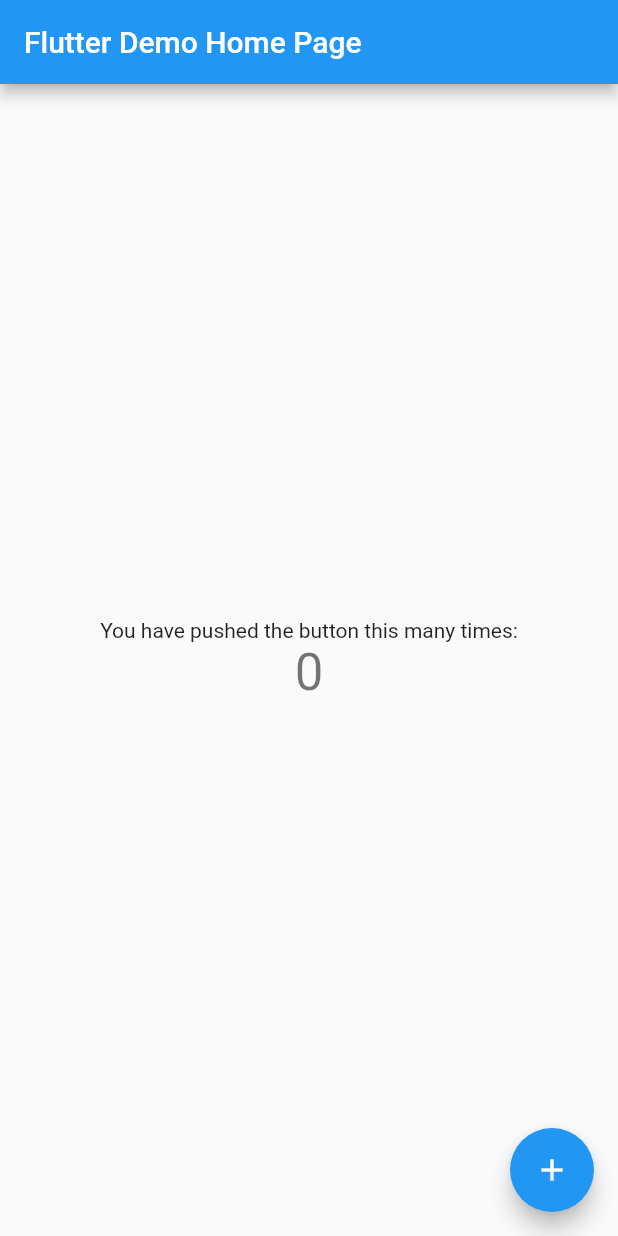
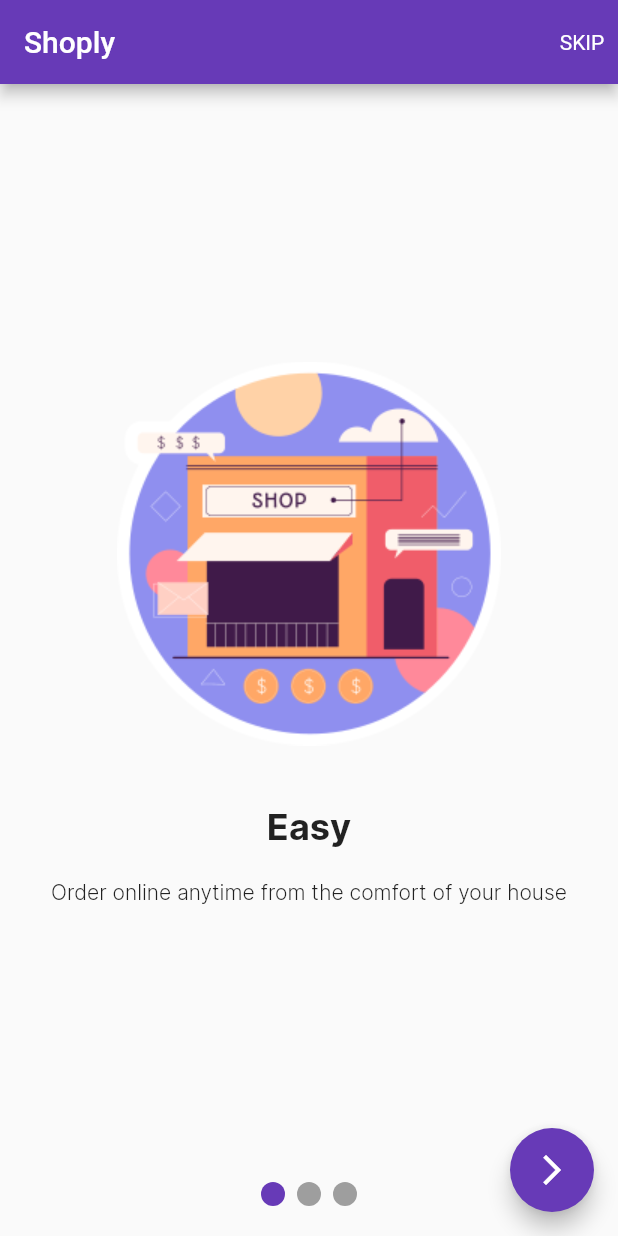
Before and after one commit to ganainy/shop_app_flutter, a Flutter app: the screen it shows after launch, on a phone screen of 412 x 824 dp. Run offline on Flutter 3.47's test engine with Material 2 defaults, Android fonts, the phone set to English and light mode, and no system bars; drawn by our look-alikes of smooth_page_indicator.

Commit message:
finish onboarding screen

```diff
--- a/lib/main.dart
+++ b/lib/main.dart
@@ -1,4 +1,8 @@
 import 'package:flutter/material.dart';
+import 'package:shop_app_flutter/screens/login.dart';
+import 'package:shop_app_flutter/shared/components.dart';
+import 'package:shop_app_flutter/shared/constants.dart';
+import 'package:smooth_page_indicator/smooth_page_indicator.dart';
 
 void main() {
   runApp(const MyApp());
@@ -11,104 +15,91 @@ class MyApp extends StatelessWidget {
   @override
   Widget build(BuildContext context) {
     return MaterialApp(
-      title: 'Flutter Demo',
+      debugShowCheckedModeBanner: false,
+      title: 'Flutter shop app',
       theme: ThemeData(
-        // This is the theme of your application.
-        //
-        // Try running your application with "flutter run". You'll see the
-        // application has a blue toolbar. Then, without quitting the app, try
-        // changing the primarySwatch below to Colors.green and then invoke
-        // "hot reload" (press "r" in the console where you ran "flutter run",
-        // or simply save your changes to "hot reload" in a Flutter IDE).
-        // Notice that the counter didn't reset back to zero; the application
-        // is not restarted.
-        primarySwatch: Colors.blue,
+        primarySwatch: primaryColor,
       ),
-      home: const MyHomePage(title: 'Flutter Demo Home Page'),
+      home: const MyHomePage(),
     );
   }
 }
 
 class MyHomePage extends StatefulWidget {
-  const MyHomePage({Key? key, required this.title}) : super(key: key);
-
-  // This widget is the home page of your application. It is stateful, meaning
-  // that it has a State object (defined below) that contains fields that affect
-  // how it looks.
-
-  // This class is the configuration for the state. It holds the values (in this
-  // case the title) provided by the parent (in this case the App widget) and
-  // used by the build method of the State. Fields in a Widget subclass are
-  // always marked "final".
-
-  final String title;
+  const MyHomePage({Key? key}) : super(key: key);
 
   @override
   State<MyHomePage> createState() => _MyHomePageState();
 }
 
 class _MyHomePageState extends State<MyHomePage> {
-  int _counter = 0;
-
-  void _incrementCounter() {
-    setState(() {
-      // This call to setState tells the Flutter framework that something has
-      // changed in this State, which causes it to rerun the build method below
-      // so that the display can reflect the updated values. If we changed
-      // _counter without calling setState(), then the build method would not be
-      // called again, and so nothing would appear to happen.
-      _counter++;
-    });
-  }
+  final PageController _controller = PageController(
+    initialPage: 0,
+  );
 
   @override
   Widget build(BuildContext context) {
-    // This method is rerun every time setState is called, for instance as done
-    // by the _incrementCounter method above.
-    //
-    // The Flutter framework has been optimized to make rerunning build methods
-    // fast, so that you can just rebuild anything that needs updating rather
-    // than having to individually change instances of widgets.
     return Scaffold(
       appBar: AppBar(
-        // Here we take the value from the MyHomePage object that was created by
-        // the App.build method, and use it to set our appbar title.
-        title: Text(widget.title),
+        title: const Text('Shoply'),
+        actions: [
+          IconButton(
+              onPressed: () {
+                navigateToAndFinish(
+                    context: context, screen: const LoginScreen());
+              },
+              icon: const Text('SKIP'))
+        ],
       ),
-      body: Center(
-        // Center is a layout widget. It takes a single child and positions it
-        // in the middle of the parent.
-        child: Column(
-          // Column is also a layout widget. It takes a list of children and
-          // arranges them vertically. By default, it sizes itself to fit its
-          // children horizontally, and tries to be as tall as its parent.
-          //
-          // Invoke "debug painting" (press "p" in the console, choose the
-          // "Toggle Debug Paint" action from the Flutter Inspector in Android
-          // Studio, or the "Toggle Debug Paint" command in Visual Studio Code)
-          // to see the wireframe for each widget.
-          //
-          // Column has various properties to control how it sizes itself and
-          // how it positions its children. Here we use mainAxisAlignment to
-          // center the children vertically; the main axis here is the vertical
-          // axis because Columns are vertical (the cross axis would be
-          // horizontal).
-          mainAxisAlignment: MainAxisAlignment.center,
-          children: <Widget>[
-            const Text(
-              'You have pushed the button this many times:',
-            ),
-            Text(
-              '$_counter',
-              style: Theme.of(context).textTheme.headline4,
-            ),
-          ],
-        ),
+      body: Column(
+        children: [
+          Expanded(
+            child: Center(
+                child: PageView(
+              controller: _controller,
+              children: [
+                getPageViewItem(PageViewModel(
+                    'Easy',
+                    'Order online anytime from the comfort of your house',
+                    'assets/images/store.png')),
+                getPageViewItem(PageViewModel(
+                    'Quality',
+                    'Get the best products available on the market',
+                    'assets/images/monitoring.png')),
+                getPageViewItem(PageViewModel(
+                    'Sales',
+                    'Always get competitive prices by your orders',
+                    'assets/images/sale.png')),
+              ],
+            )),
+          ),
+          SmoothPageIndicator(
+            controller: _controller,
+            count: 3,
+            effect: const SlideEffect(
+                spacing: 8.0,
+                dotColor: Colors.grey,
+                activeDotColor: primaryColor),
+          ),
+          const SizedBox(
+            height: 20,
+          ),
+        ],
       ),
       floatingActionButton: FloatingActionButton(
-        onPressed: _incrementCounter,
+        onPressed: () {
+          if (_controller.page == 2) {
+            //this is the last page of onboarding, go to login screen
+            navigateToAndFinish(context: context, screen: const LoginScreen());
+          } else {
+            //go to next page of onboarding
+            _controller.nextPage(
+                duration: const Duration(milliseconds: 500),
+                curve: Curves.easeIn);
+          }
+        },
         tooltip: 'Increment',
-        child: const Icon(Icons.add),
+        child: const Icon(Icons.arrow_forward_ios),
       ), // This trailing comma makes auto-formatting nicer for build methods.
     );
   }
--- /dev/null
+++ b/lib/screens/login.dart
@@ -0,0 +1,16 @@
+import 'package:flutter/material.dart';
+
+class LoginScreen extends StatelessWidget {
+  const LoginScreen({Key? key}) : super(key: key);
+
+  @override
+  Widget build(BuildContext context) {
+    return Scaffold(
+      appBar: AppBar(
+        title: const Text('Shoply'),
+      ),
+      body: const Text('Login '),
+      // This trailing comma makes auto-formatting nicer for build methods.
+    );
+  }
+}
--- /dev/null
+++ b/lib/shared/components.dart
@@ -0,0 +1,65 @@
+import 'dart:core';
+
+import 'package:flutter/cupertino.dart';
+import 'package:flutter/material.dart';
+import 'package:shop_app_flutter/shared/constants.dart';
+
+class PageViewModel {
+  String title;
+  String text;
+  String image;
+
+  PageViewModel(
+    this.title,
+    this.text,
+    this.image,
+  );
+}
+
+void navigateTo({required BuildContext context, required Widget screen}) {
+  Navigator.push(
+    context,
+    MaterialPageRoute(builder: (context) {
+      return screen;
+    }),
+  );
+}
+
+void navigateToAndFinish(
+    {required BuildContext context, required Widget screen}) {
+  Navigator.pushAndRemoveUntil(context, MaterialPageRoute(
+    builder: (context) {
+      return screen;
+    },
+  ), (r) => false);
+}
+
+Widget getPageViewItem(PageViewModel pageViewModel) {
+  return Center(
+    child: Column(
+      mainAxisSize: MainAxisSize.max,
+      mainAxisAlignment: MainAxisAlignment.center,
+      children: [
+        Image.asset(pageViewModel.image),
+        const SizedBox(
+          height: 40,
+        ),
+        Text(
+          pageViewModel.title,
+          style: const TextStyle(
+              fontFamily: 'Inter',
+              fontWeight: FontWeight.w700,
+              fontSize: largeFontSize),
+        ),
+        const SizedBox(
+          height: 20,
+        ),
+        Text(pageViewModel.text,
+            style: const TextStyle(
+                fontFamily: 'Inter',
+                fontWeight: FontWeight.w300,
+                fontSize: mediumFontSize)),
+      ],
+    ),
+  );
+}
--- /dev/null
+++ b/lib/shared/constants.dart
@@ -0,0 +1,5 @@
+import 'package:flutter/material.dart';
+
+const MaterialColor primaryColor = Colors.deepPurple;
+const double largeFontSize = 24.0;
+const double mediumFontSize = 14.0;
```
Also changed, not shown: pubspec.yaml (+34 -10 lines), assets/images/monitoring.png (added), assets/images/sale.png (added), assets/images/store.png (added), fonts/Inter-Bold.ttf (added), fonts/Inter-Light.ttf (added), fonts/Inter-Regular.ttf (added), pubspec.lock.
